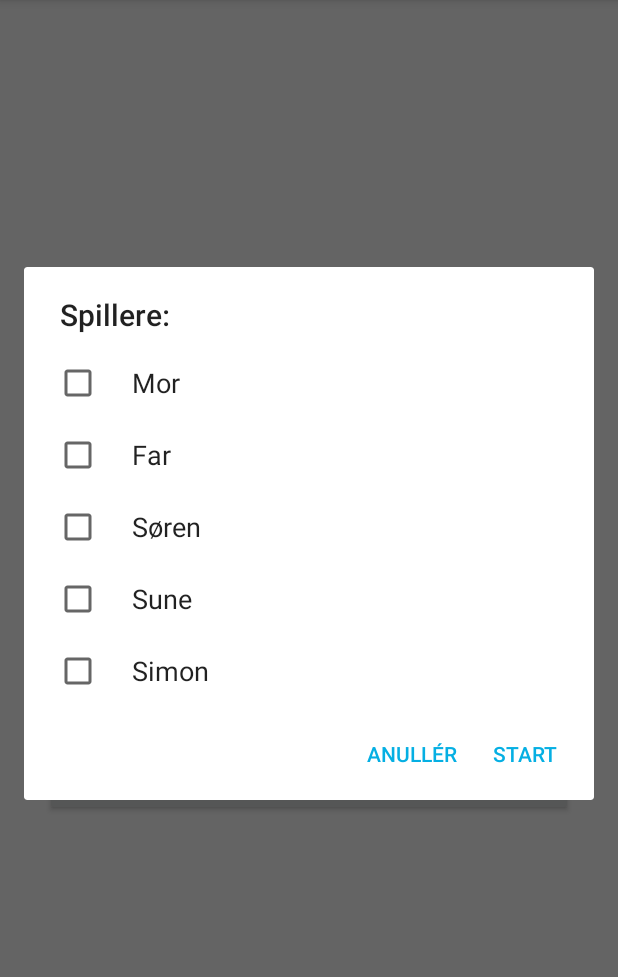
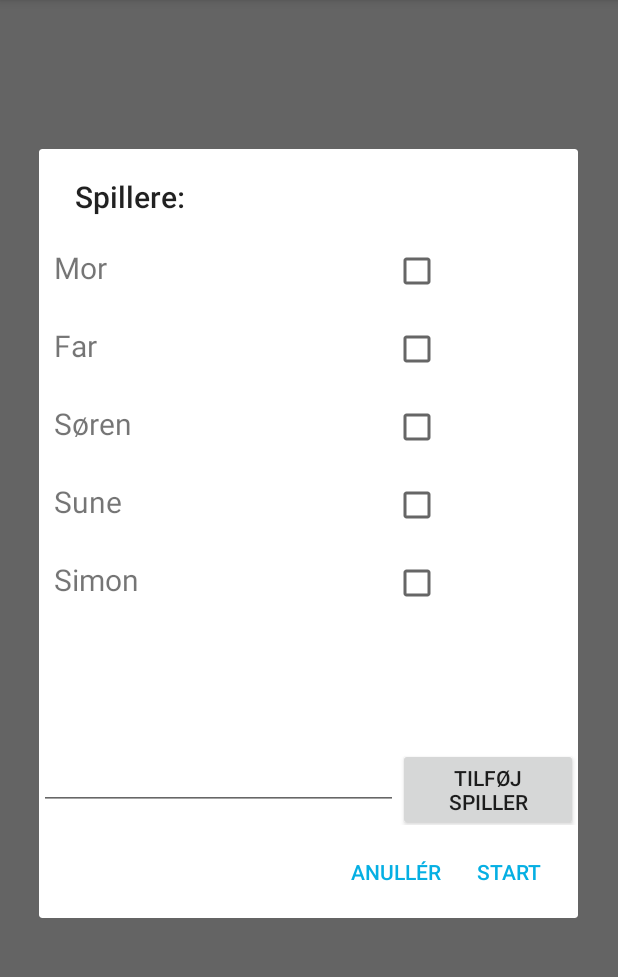
Before and after one commit to Dalphs/GameScoreTracker, an Android app: the ChooseGameActivity screen opened directly, with no data from a screen before it, after a tap on "500", on a phone screen of 412 x 824 dp, the part 84-1061 px from its top. Run offline under Robolectric (Android 15) with nearby library versions, the phone set to English and light mode, and no system bars.

Commit message:
Migrated to androidx and implemented recyclerview when choosing players. Also made it possible to add new names to list

```diff
--- a/app/src/main/java/dk/hawkster/gamescoretracker/View/ChooseGameActivity.java
+++ b/app/src/main/java/dk/hawkster/gamescoretracker/View/ChooseGameActivity.java
@@ -2,16 +2,21 @@ package dk.hawkster.gamescoretracker.View;
 
 import android.content.DialogInterface;
 import android.content.Intent;
-import android.support.v7.app.AlertDialog;
-import android.support.v7.app.AppCompatActivity;
+import androidx.appcompat.app.AlertDialog;
+import androidx.appcompat.app.AppCompatActivity;
+import androidx.recyclerview.widget.LinearLayoutManager;
+import androidx.recyclerview.widget.RecyclerView;
+
 import android.os.Bundle;
+import android.util.Log;
 import android.view.View;
 import android.widget.Button;
 import android.widget.EditText;
-import android.widget.LinearLayout;
+import android.widget.TextView;
 import android.widget.Toast;
 
 import java.util.ArrayList;
+import java.util.Arrays;
 
 import dk.hawkster.gamescoretracker.R;
 import dk.hawkster.gamescoretracker.View.Rummy.RummyScoreboardActivity;
@@ -20,79 +25,85 @@ import dk.hawkster.gamescoretracker.View.Whist.WhistScoreBoardActivity;
 public class ChooseGameActivity extends AppCompatActivity {
 
     private String buttonPressed;
-    private String[] listPlayers;
-    private ArrayList<Integer> chosenPlayers = new ArrayList<>();
+    private ArrayList<String> listPlayers;
+    private ChoosePlayerAdapter choosePlayerAdapter;
+    private Button bAddPlayer;
+    private TextView tvNewPlayer;
 
     @Override
     protected void onCreate(Bundle savedInstanceState) {
         super.onCreate(savedInstanceState);
         setContentView(R.layout.activity_choose_game);
+
+        listPlayers = new ArrayList<>(Arrays.asList(getResources().getStringArray(R.array.default_players)));
     }
 
     public void addPlayers(View view) {
         Button button = (Button) view;
         buttonPressed = button.getText().toString();
-        listPlayers = getResources().getStringArray(R.array.default_players);
-        boolean[] checkedPlayers = new boolean[listPlayers.length];
-        final ArrayList<Integer> mChosenPlayers = new ArrayList<>();
 
-        AlertDialog.Builder mBuilder = new AlertDialog.Builder(this);
-        mBuilder.setTitle(R.string.alert_players_title);
-        mBuilder.setMultiChoiceItems(listPlayers, checkedPlayers, new DialogInterface.OnMultiChoiceClickListener() {
+        View v = getLayoutInflater().inflate(R.layout.dialog_choose_players, null);
+        bAddPlayer = v.findViewById(R.id.add_player_button);
+        tvNewPlayer = v.findViewById(R.id.add_player_edit_text);
+        bAddPlayer.setOnClickListener(new View.OnClickListener() {
             @Override
-            public void onClick(DialogInterface dialog, int which, boolean isChecked) {
-                if(isChecked){
-                    mChosenPlayers.add(which);
-                }else{
-                    mChosenPlayers.remove(Integer.valueOf(which));
+            public void onClick(View v) {
+                if(!tvNewPlayer.getText().toString().equals("") ){
+                    String newName = tvNewPlayer.getText().toString().trim();
+                    newName = newName.substring(0, 1).toUpperCase() + newName.substring(1);
+                    listPlayers.add(newName);
+                    choosePlayerAdapter.updateData(listPlayers);
                 }
-
             }
         });
 
-        mBuilder.setCancelable(false);
-        mBuilder.setPositiveButton(R.string.button_start, new DialogInterface.OnClickListener() {
+        RecyclerView recyclerView = v.findViewById(R.id.choose_players_recycler_view);
+        LinearLayoutManager linearLayoutManager = new LinearLayoutManager(this);
+        recyclerView.setLayoutManager(linearLayoutManager);
+        choosePlayerAdapter = new ChoosePlayerAdapter(listPlayers);
+        recyclerView.setAdapter(choosePlayerAdapter);
+
+        new AlertDialog.Builder(this)
+                .setTitle(R.string.alert_players_title)
+                .setView(v)
+                .setPositiveButton(R.string.button_start, new DialogInterface.OnClickListener() {
                     @Override
                     public void onClick(DialogInterface dialog, int which) {
-                chosenPlayers = mChosenPlayers;
-                startNextActivity(chosenPlayers);
+                        startNextActivity(choosePlayerAdapter.getPlayersChecked());
                     }
-        });
-        mBuilder.setNegativeButton(R.string.button_cancel, new DialogInterface.OnClickListener() {
+                })
+                .setNegativeButton(R.string.button_cancel, new DialogInterface.OnClickListener() {
                     @Override
                     public void onClick(DialogInterface dialog, int which) {
                         dialog.dismiss();
                     }
-        });
-
-        AlertDialog dialog = mBuilder.create();
-        dialog.setContentView(R.layout.fragment_save_button);
-        dialog.show();
+                })
+                .show();
     }
 
     private void startNextActivity(ArrayList<Integer> chosenPlayers) {
         ArrayList<String> playerNames = new ArrayList<>();
-        for (Integer i: chosenPlayers) {
-            playerNames.add(listPlayers[i]);
+        for (Integer i : chosenPlayers) {
+            playerNames.add(listPlayers.get(i));
         }
 
         Intent nextClass = null;
-        switch(buttonPressed){
+        switch (buttonPressed) {
             case "500":
-                if(playerNames.size() > 1 && playerNames.size() < 6) {
+                if (playerNames.size() > 1 && playerNames.size() < 6) {
                     nextClass = new Intent(this, RummyScoreboardActivity.class);
-                }else if(playerNames.size() > 5) {
+                } else if (playerNames.size() > 5) {
                     Toast tooMany = Toast.makeText(this, "Max. 4 spillere", Toast.LENGTH_SHORT);
                     tooMany.show();
-                }else{
+                } else {
                     Toast tooFew = Toast.makeText(this, "Min. 4 spillere", Toast.LENGTH_SHORT);
                     tooFew.show();
                 }
                 break;
             case "Whist":
-                if(playerNames.size() == 4) {
+                if (playerNames.size() == 4) {
                     nextClass = new Intent(this, WhistScoreBoardActivity.class);
-                }else {
+                } else {
                     Toast tooMany = Toast.makeText(this, "Vælg 4 spillere", Toast.LENGTH_SHORT);
                     tooMany.show();
                 }
@@ -104,7 +115,7 @@ public class ChooseGameActivity extends AppCompatActivity {
             case "Backgammon":
                 break;
         }
-        if(nextClass != null) {
+        if (nextClass != null) {
             nextClass.putStringArrayListExtra("Players", playerNames);
             startActivity(nextClass);
         }
--- /dev/null
+++ b/app/src/main/java/dk/hawkster/gamescoretracker/View/ChoosePlayerAdapter.java
@@ -0,0 +1,81 @@
+package dk.hawkster.gamescoretracker.View;
+
+import android.content.Context;
+import android.util.Log;
+import android.view.LayoutInflater;
+import android.view.View;
+import android.view.ViewGroup;
+import android.widget.Button;
+import android.widget.CheckBox;
+import android.widget.CompoundButton;
+import android.widget.EditText;
+import android.widget.TextView;
+
+import androidx.annotation.NonNull;
+import androidx.recyclerview.widget.RecyclerView;
+
+import java.util.ArrayList;
+
+import dk.hawkster.gamescoretracker.R;
+
+public class ChoosePlayerAdapter extends RecyclerView.Adapter<ChoosePlayerAdapter.ViewHolderChoosePlayer> {
+
+    private ArrayList<String> players;
+    private ArrayList<Integer> playersChecked;
+
+
+    public class ViewHolderChoosePlayer extends RecyclerView.ViewHolder{
+        public TextView tvPlayer;
+        public CheckBox cbPlayer;
+
+        public ViewHolderChoosePlayer(@NonNull View itemView) {
+            super(itemView);
+
+            tvPlayer = itemView.findViewById(R.id.players_dialog_text_view);
+            cbPlayer = itemView.findViewById(R.id.players_dialog_check_box);
+
+        }
+    }
+
+    public ChoosePlayerAdapter(ArrayList<String> players) {
+        this.players = players;
+        playersChecked = new ArrayList<>();
+
+    }
+
+    @NonNull
+    @Override
+    public ViewHolderChoosePlayer onCreateViewHolder(@NonNull ViewGroup parent, int viewType) {
+        View v = LayoutInflater.from(parent.getContext()).inflate(R.layout.adapter_choose_players, parent, false);
+        return new ViewHolderChoosePlayer(v);
+    }
+
+    @Override
+    public void onBindViewHolder(@NonNull ViewHolderChoosePlayer holder, final int position) {
+        holder.tvPlayer.setText(players.get(position));
+        holder.cbPlayer.setOnCheckedChangeListener(new CompoundButton.OnCheckedChangeListener() {
+            @Override
+            public void onCheckedChanged(CompoundButton buttonView, boolean isChecked) {
+                if(isChecked){
+                    playersChecked.add(position);
+                }else{
+                    playersChecked.remove(position);
+                }
+            }
+        });
+    }
+
+    @Override
+    public int getItemCount() {
+        return players.size();
+    }
+
+    public void updateData(ArrayList<String> players) {
+        this.players = players;
+        notifyDataSetChanged();
+    }
+
+    public ArrayList<Integer> getPlayersChecked() {
+        return playersChecked;
+    }
+}
--- a/app/src/main/java/dk/hawkster/gamescoretracker/View/MainActivity.java
+++ b/app/src/main/java/dk/hawkster/gamescoretracker/View/MainActivity.java
@@ -1,7 +1,7 @@
 package dk.hawkster.gamescoretracker.View;
 
 import android.content.Intent;
-import android.support.v7.app.AppCompatActivity;
+import androidx.appcompat.app.AppCompatActivity;
 import android.os.Bundle;
 import android.view.View;
 
--- a/app/src/main/java/dk/hawkster/gamescoretracker/View/Rummy/RummyScoreboardActivity.java
+++ b/app/src/main/java/dk/hawkster/gamescoretracker/View/Rummy/RummyScoreboardActivity.java
@@ -1,6 +1,6 @@
 package dk.hawkster.gamescoretracker.View.Rummy;
 
-import android.support.v7.app.AppCompatActivity;
+import androidx.appcompat.app.AppCompatActivity;
 import android.os.Bundle;
 import android.util.Log;
 import android.view.ViewGroup;
--- a/app/src/main/java/dk/hawkster/gamescoretracker/View/Whist/SaveButtonFragment.java
+++ b/app/src/main/java/dk/hawkster/gamescoretracker/View/Whist/SaveButtonFragment.java
@@ -2,9 +2,9 @@ package dk.hawkster.gamescoretracker.View.Whist;
 
 import android.content.Context;
 import android.os.Bundle;
-import android.support.annotation.NonNull;
-import android.support.annotation.Nullable;
-import android.support.v4.app.Fragment;
+import androidx.annotation.NonNull;
+import androidx.annotation.Nullable;
+import androidx.fragment.app.Fragment;
 import android.view.LayoutInflater;
 import android.view.View;
 import android.view.ViewGroup;
--- a/app/src/main/java/dk/hawkster/gamescoretracker/View/Whist/WhistRoundFragment.java
+++ b/app/src/main/java/dk/hawkster/gamescoretracker/View/Whist/WhistRoundFragment.java
@@ -1,9 +1,9 @@
 package dk.hawkster.gamescoretracker.View.Whist;
 
 import android.os.Bundle;
-import android.support.annotation.NonNull;
-import android.support.annotation.Nullable;
-import android.support.v4.app.Fragment;
+import androidx.annotation.NonNull;
+import androidx.annotation.Nullable;
+import androidx.fragment.app.Fragment;
 import android.view.LayoutInflater;
 import android.view.View;
 import android.view.ViewGroup;
--- a/app/src/main/java/dk/hawkster/gamescoretracker/View/Whist/WhistRoundResultActivity.java
+++ b/app/src/main/java/dk/hawkster/gamescoretracker/View/Whist/WhistRoundResultActivity.java
@@ -2,17 +2,13 @@ package dk.hawkster.gamescoretracker.View.Whist;
 
 import android.app.Activity;
 import android.content.Intent;
-import android.support.v7.app.AppCompatActivity;
+import androidx.appcompat.app.AppCompatActivity;
 import android.os.Bundle;
-import android.util.Log;
 import android.view.View;
-import android.view.ViewGroup;
-import android.widget.ArrayAdapter;
 import android.widget.CheckBox;
 import android.widget.LinearLayout;
 import android.widget.RadioButton;
 import android.widget.RadioGroup;
-import android.widget.Spinner;
 import android.widget.Toast;
 
 import java.util.ArrayList;
--- a/app/src/main/java/dk/hawkster/gamescoretracker/View/Whist/WhistScoreBoardActivity.java
+++ b/app/src/main/java/dk/hawkster/gamescoretracker/View/Whist/WhistScoreBoardActivity.java
@@ -1,16 +1,14 @@
 package dk.hawkster.gamescoretracker.View.Whist;
 
 import android.content.Intent;
-import android.support.annotation.Nullable;
-import android.support.v7.app.AppCompatActivity;
+import androidx.annotation.Nullable;
+import androidx.appcompat.app.AppCompatActivity;
 import android.os.Bundle;
-import android.util.Log;
 import android.view.View;
 import android.widget.LinearLayout;
 import android.widget.TextView;
 
 import java.util.ArrayList;
-import java.util.Arrays;
 import java.util.List;
 
 import dk.hawkster.gamescoretracker.R;
--- /dev/null
+++ b/app/src/main/res/layout/adapter_choose_players.xml
@@ -0,0 +1,33 @@
+<?xml version="1.0" encoding="utf-8"?>
+<RelativeLayout xmlns:android="http://schemas.android.com/apk/res/android"
+    android:layout_width="wrap_content"
+    android:layout_height="wrap_content">
+
+    <TextView
+        android:id="@+id/players_dialog_text_view"
+        android:layout_width="wrap_content"
+        android:layout_height="wrap_content"
+        android:layout_alignParentTop="true"
+        android:layout_marginEnd="20dp"
+        android:layout_marginRight="20dp"
+        android:layout_marginStart="10dp"
+        android:layout_marginTop="20dp"
+        android:layout_marginLeft="10dp"
+        android:textSize="20sp"
+        />
+
+    <CheckBox
+        android:id="@+id/players_dialog_check_box"
+        android:layout_width="wrap_content"
+        android:layout_height="wrap_content"
+        android:layout_alignParentTop="true"
+        android:layout_alignParentRight="true"
+        android:layout_alignParentEnd="true"
+        android:layout_marginEnd="20dp"
+        android:layout_marginRight="20dp"
+        android:layout_marginStart="10dp"
+        android:layout_marginTop="20dp"
+        android:layout_marginLeft="10dp"
+        />
+
+</RelativeLayout>
--- /dev/null
+++ b/app/src/main/res/layout/dialog_choose_players.xml
@@ -0,0 +1,33 @@
+<?xml version="1.0" encoding="utf-8"?>
+<LinearLayout xmlns:android="http://schemas.android.com/apk/res/android"
+    android:layout_width="match_parent"
+    android:layout_height="match_parent"
+    android:orientation="vertical">
+
+    <androidx.recyclerview.widget.RecyclerView
+        android:layout_width="match_parent"
+        android:layout_height="350dp"
+        android:id="@+id/choose_players_recycler_view"/>
+
+    <LinearLayout
+        android:layout_width="match_parent"
+        android:layout_height="wrap_content"
+        android:orientation="horizontal"
+        android:weightSum="3">
+
+        <EditText
+            android:layout_width="0dp"
+            android:layout_height="wrap_content"
+            android:layout_weight="2"
+            android:id="@+id/add_player_edit_text"/>
+
+        <Button
+            android:layout_width="0dp"
+            android:layout_height="wrap_content"
+            android:layout_weight="1"
+            android:text="@string/button_add_player"
+            android:id="@+id/add_player_button"/>
+
+    </LinearLayout>
+
+</LinearLayout>
--- a/gradle.properties
+++ b/gradle.properties
@@ -6,6 +6,8 @@
 # http://www.gradle.org/docs/current/userguide/build_environment.html
 # Specifies the JVM arguments used for the daemon process.
 # The setting is particularly useful for tweaking memory settings.
+android.enableJetifier=true
+android.useAndroidX=true
 org.gradle.jvmargs=-Xmx1536m
 # When configured, Gradle will run in incubating parallel mode.
 # This option should only be used with decoupled projects. More details, visit
```
Also changed, not shown: app/build.gradle (+6 -5 lines), app/src/main/java/dk/hawkster/gamescoretracker/View/Whist/SpinnerFragment.java (+4 -5 lines), app/src/main/java/dk/hawkster/gamescoretracker/View/Whist/SuitsFragment.java (+4 -4 lines), app/src/main/res/layout/activity_whist_score_board.xml (+12 -12 lines), 1 other file. Lines whose indentation alone changed are shown as unchanged.
